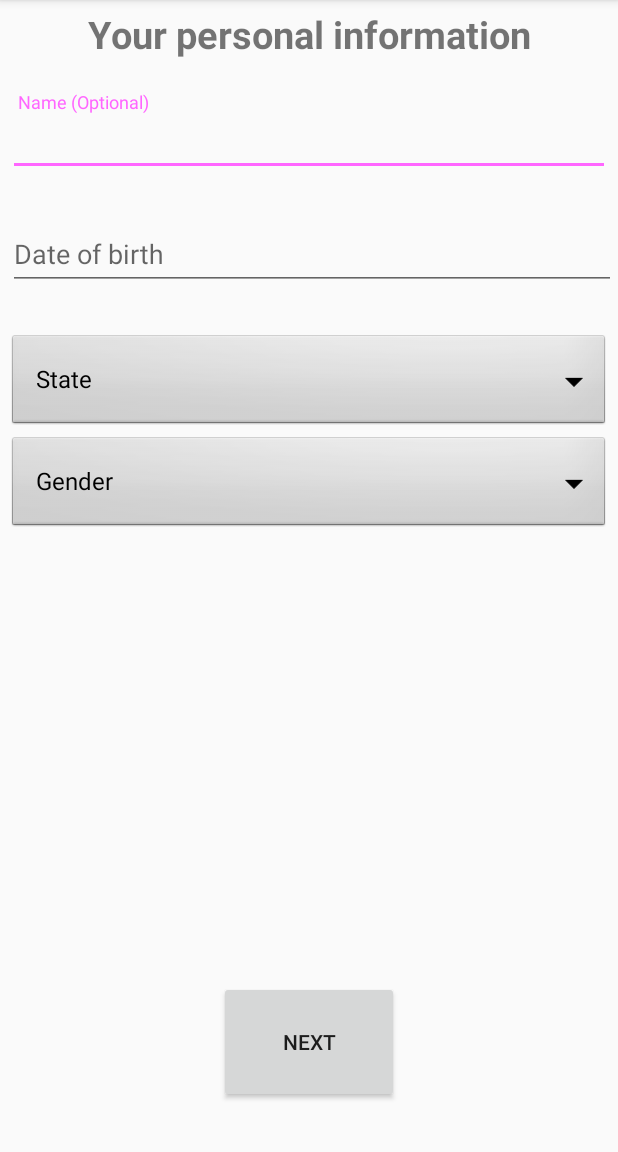
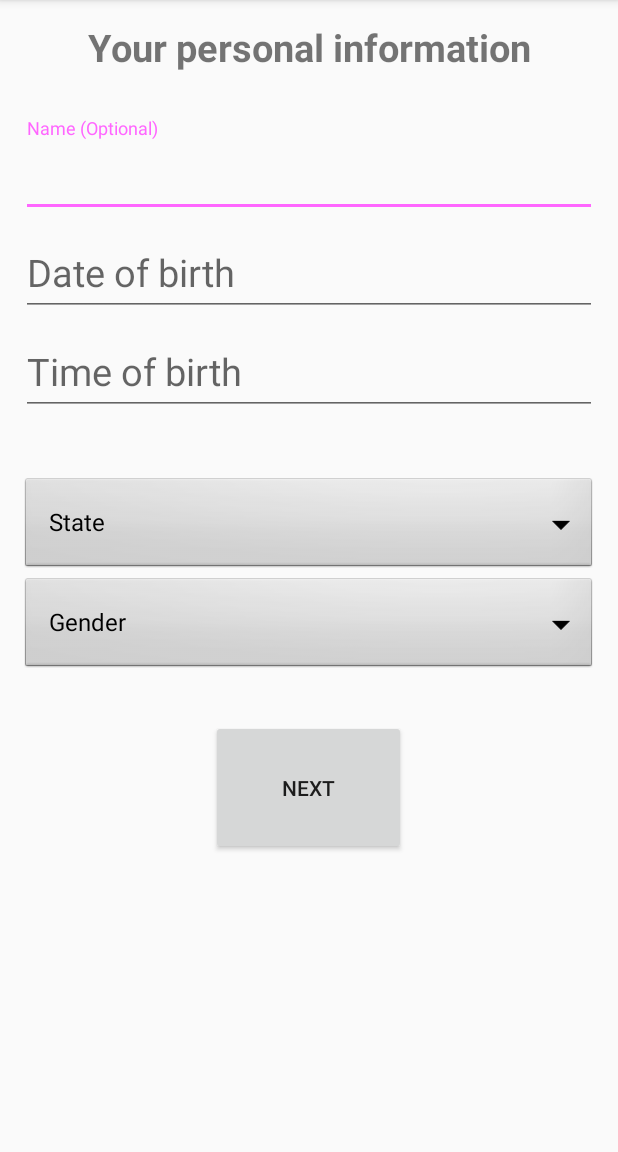
Before and after one commit to Jugendhackt/depressionApp, an Android app: the screen it shows after launch (StartActivity), after a tap on "NEXT", on a phone screen of 412 x 824 dp, the part 84-1236 px from its top. Run offline under Robolectric (Android 15) with nearby library versions, the phone set to English and light mode, and no system bars.

Commit message:
Date Picker updated; Activitys Layout changed

```diff
--- a/app/build.gradle
+++ b/app/build.gradle
@@ -26,4 +26,5 @@ dependencies {
     androidTestImplementation 'com.android.support.test:runner:1.0.2'
     androidTestImplementation 'com.android.support.test.espresso:espresso-core:3.0.2'
     implementation 'com.android.support:design:28.0.0'
+    implementation 'com.android.support:preference-v7:28.0.0'
 }
--- a/app/src/main/AndroidManifest.xml
+++ b/app/src/main/AndroidManifest.xml
@@ -22,14 +22,12 @@
 
         <activity
             android:name=".MainActivity"
-            android:screenOrientation="portrait"
-            android:parentActivityName=".ChoosingActivity">
+            android:screenOrientation="portrait">
         </activity>
 
         <activity
             android:name=".ChoosingActivity"
-            android:screenOrientation="portrait"
-            android:parentActivityName=".StartActivity">
+            android:screenOrientation="portrait">
         </activity>
 
 
--- a/app/src/main/java/de/jugendhackt/depressionapp/StartActivity.java
+++ b/app/src/main/java/de/jugendhackt/depressionapp/StartActivity.java
@@ -1,14 +1,11 @@
 package de.jugendhackt.depressionapp;
 
-import android.app.AlertDialog;
 import android.app.DatePickerDialog;
 import android.app.TimePickerDialog;
 import android.content.Intent;
 import android.content.SharedPreferences;
-import android.support.v4.app.DialogFragment;
 import android.support.v7.app.AppCompatActivity;
 import android.os.Bundle;
-import android.view.MotionEvent;
 import android.view.View;
 import android.widget.ArrayAdapter;
 import android.widget.DatePicker;
@@ -18,12 +15,14 @@ import android.widget.TextView;
 import android.widget.TimePicker;
 import android.widget.Toast;
 
-import java.text.DateFormat;
 import java.util.Calendar;
 
 public class StartActivity extends AppCompatActivity implements DatePickerDialog.OnDateSetListener, TimePickerDialog.OnTimeSetListener {
 
-    TextView dateTextView;
+    EditText dateEditText;
+    EditText timeEditText;
+
+
     int day, month, year, hour, minute;
     int yearFinal, monthFinal, dayFinal, hourFinal, minuteFinal;
 
@@ -34,15 +33,12 @@ public class StartActivity extends AppCompatActivity implements DatePickerDialog
         //sets sex
         super.onCreate(savedInstanceState);
         setContentView(R.layout.activity_start);
-        Spinner dropdown = findViewById(R.id.spinner);
-        String[] items = new String[]{"Gender", "Male", "Female"};
-        ArrayAdapter<String> adapter = new ArrayAdapter<>(this, android.R.layout.simple_spinner_dropdown_item, items);
-        dropdown.setAdapter(adapter);
 
-        dateTextView = findViewById(R.id.dateOfBirthET);
+        dateEditText = findViewById(R.id.dateOfBirthET);
+        timeEditText = findViewById(R.id.timeOfBirthET);
 
 
-        Spinner dropdown1 = findViewById(R.id.spinner1);
+        Spinner dropdown1 = findViewById(R.id.stateSpinner);
 
         //array with regions of residence (German)
         String[] items1 = new String[]{
@@ -53,20 +49,32 @@ public class StartActivity extends AppCompatActivity implements DatePickerDialog
         dropdown1.setAdapter(adapter1);
 
 
-        EditText dateOfBirthEditText = findViewById(R.id.dateOfBirthET);
+        //array with genders
+        Spinner dropdown = findViewById(R.id.genderSpinner);
+        String[] items = new String[]{"Gender", "Male", "Female"};
+        ArrayAdapter<String> adapter = new ArrayAdapter<>(this, android.R.layout.simple_spinner_dropdown_item, items);
+        dropdown.setAdapter(adapter);
 
 
+
+        EditText dateOfBirthEditText = findViewById(R.id.dateOfBirthET);
 
         dateOfBirthEditText.setOnClickListener(new View.OnClickListener() {
             @Override
             public void onClick(View v) {
 
 
-
+                if (year == 0) {
                     Calendar c = Calendar.getInstance();
                     year = c.get(Calendar.YEAR);
                     month = c.get(Calendar.MONTH);
                     day = c.get(Calendar.DAY_OF_MONTH);
+
+                } else {
+                    year = yearFinal;
+                    month = monthFinal - 1;
+                    day = dayFinal;
+                }
 
                 DatePickerDialog datePickerDialog = new DatePickerDialog(StartActivity.this, StartActivity.this, year, month, day);
 
@@ -74,20 +82,59 @@ public class StartActivity extends AppCompatActivity implements DatePickerDialog
                 datePicker.setCalendarViewShown(false);
 
                 datePickerDialog.show();
+
+
+            }
+        });
+
+
+        EditText timeOfBirthEditText = findViewById(R.id.timeOfBirthET);
+
+        timeOfBirthEditText.setOnClickListener(new View.OnClickListener() {
+            @Override
+            public void onClick(View v) {
+
+                if (hour == 0) {
+                    Calendar c = Calendar.getInstance();
+                    hour = c.get(Calendar.HOUR_OF_DAY);
+                    minute = c.get(Calendar.MINUTE);
+                } else {
+                    hour = hourFinal;
+                    minute = minuteFinal;
+                }
+
+
+                TimePickerDialog timePickerDialog = new TimePickerDialog(StartActivity.this, StartActivity.this, hour, minute, true);
+                timePickerDialog.show();
             }
         });
 
 
     }
+
+
+
         //what happens when you click a button
     public void onClickBtn(View v)
     {
 
-        TextView nameTextView = findViewById(R.id.Name);
-        Spinner stateSpinner = findViewById(R.id.spinner);
-        Spinner genderSpinner = findViewById(R.id.spinner1);
+        TextView nameTextView = findViewById(R.id.userNameET);
+        Spinner stateSpinner = findViewById(R.id.stateSpinner);
+        Spinner genderSpinner = findViewById(R.id.genderSpinner);
 
-        if(!(dateTextView.getText().toString().trim().length() < 1)) {
+        Calendar c = Calendar.getInstance();
+        c.set(c.get(Calendar.YEAR), c.get(Calendar.MONTH) + 1, c.get(Calendar.DAY_OF_MONTH), c.get(Calendar.HOUR_OF_DAY), c.get(Calendar.MINUTE));
+
+
+        Calendar birthday = Calendar.getInstance();
+
+        birthday.set(yearFinal, monthFinal, dayFinal, hourFinal, minuteFinal);
+
+
+
+        if(!(dateEditText.getText().toString().trim().length() < 1) && !(timeEditText.getText().toString().trim().length() < 1)) {
+
+            if(c.after(birthday)) {
 
                 //accesses information shared amongst all classes
                 SharedPreferences pref = getApplicationContext().getSharedPreferences("Preferences", 0);
@@ -99,7 +146,6 @@ public class StartActivity extends AppCompatActivity implements DatePickerDialog
                 } else {
                     editor.putString("Name", nameTextView.getText().toString());
                 }
-
 
 
                 // editor.putString("birthday", dateTextView.getText().toString());
@@ -115,6 +161,10 @@ public class StartActivity extends AppCompatActivity implements DatePickerDialog
                 startActivity(intent);
 
             } else {
+                Toast.makeText(getApplicationContext(), "Please enter your right date of birth", Toast.LENGTH_SHORT).show();
+            }
+
+        } else {
             Toast.makeText(getApplicationContext(), "Please enter your date of birth", Toast.LENGTH_SHORT).show();
         }
     }
@@ -126,14 +176,21 @@ public class StartActivity extends AppCompatActivity implements DatePickerDialog
         monthFinal = i2 + 1;
         dayFinal = i3;
 
-        Calendar c = Calendar.getInstance();
-        hour = c.get(Calendar.HOUR_OF_DAY);
-        minute = c.get(Calendar.MINUTE);
+        String monthFinalString = String.valueOf(monthFinal);
+        String dayFinalString = String.valueOf(dayFinal);
+
+        if (monthFinal < 10) {
+            monthFinalString = addZeroToTheBeginning(monthFinal);
+        }
+
+        if (dayFinal < 10) {
+            dayFinalString = addZeroToTheBeginning(dayFinal);
+        }
+
+        dateEditText.setText(dayFinalString + "." + monthFinalString + "." + String.valueOf(yearFinal));
 
 
 
-        TimePickerDialog timePickerDialog = new TimePickerDialog(StartActivity.this, StartActivity.this, hour, minute, true);
-        timePickerDialog.show();
 
     }
 
@@ -145,17 +202,6 @@ public class StartActivity extends AppCompatActivity implements DatePickerDialog
         String hourFinalString = String.valueOf(hourFinal);
         String minuteFinalString = String.valueOf(minuteFinal);
 
-        String monthFinalString = String.valueOf(monthFinal);
-        String dayFinalString = String.valueOf(dayFinal);
-
-
-        if (monthFinal < 10) {
-            monthFinalString = addZeroToTheBeginning(monthFinal);
-        }
-
-        if (dayFinal < 10) {
-            dayFinalString = addZeroToTheBeginning(dayFinal);
-        }
 
         if (hourFinal < 10) {
             hourFinalString = addZeroToTheBeginning(hourFinal);
@@ -165,7 +211,7 @@ public class StartActivity extends AppCompatActivity implements DatePickerDialog
             minuteFinalString = addZeroToTheBeginning(minuteFinal);
         }
 
-        dateTextView.setText(dayFinalString + "." + monthFinalString + "." + String.valueOf(yearFinal) + " " + hourFinalString + ":" + minuteFinalString);
+        timeEditText.setText(hourFinalString + ":" + minuteFinalString);
 
     }
 
--- a/app/src/main/res/layout/activity_start.xml
+++ b/app/src/main/res/layout/activity_start.xml
@@ -1,111 +1,125 @@
 <?xml version="1.0" encoding="utf-8"?>
-<RelativeLayout xmlns:android="http://schemas.android.com/apk/res/android"
-    xmlns:app="http://schemas.android.com/apk/res-auto"
-    xmlns:tools="http://schemas.android.com/tools"
-    android:layout_width="match_parent" android:layout_height="match_parent"
-    android:layout_margin="5sp"
-    >
+<ScrollView xmlns:android="http://schemas.android.com/apk/res/android"
+    android:layout_width="fill_parent"
+    android:layout_height="fill_parent" >
 
-    <Spinner
-        android:id="@+id/spinner"
-        android:layout_width="wrap_content"
-        android:layout_height="wrap_content"
-        android:layout_alignParentStart="true"
-        android:layout_alignParentTop="true"
-        android:layout_alignParentEnd="true"
-        android:layout_marginStart="0dp"
-        android:layout_marginTop="284dp"
-        android:layout_marginEnd="0dp"
-        android:background="@android:drawable/btn_dropdown"
-        android:spinnerMode="dropdown" />
-
-    <android.support.design.widget.TextInputLayout
+    <LinearLayout
         android:layout_width="match_parent"
         android:layout_height="wrap_content"
-        android:layout_alignParentStart="true"
-        android:layout_alignParentTop="true"
-        android:layout_marginStart="39dp"
-        android:layout_marginTop="42dp">
+        android:layout_margin="14dp"
+        android:orientation="vertical">
 
-    </android.support.design.widget.TextInputLayout>
-
-    <Spinner
-        android:id="@+id/spinner1"
-        android:layout_width="wrap_content"
-        android:layout_height="wrap_content"
-        android:layout_alignParentStart="true"
-        android:layout_alignParentTop="true"
-        android:layout_alignParentEnd="true"
-        android:layout_marginStart="0dp"
-        android:layout_marginTop="216dp"
-        android:layout_marginEnd="0dp"
-        android:background="@android:drawable/btn_dropdown"
-        android:spinnerMode="dropdown" />
-
-    <android.support.design.widget.TextInputLayout
-        android:id="@+id/Alter"
-        android:layout_width="match_parent"
-        android:layout_height="wrap_content"
-        android:layout_alignParentTop="true"
-        android:layout_marginTop="122dp">
-
-    </android.support.design.widget.TextInputLayout>
-
-    <android.support.design.widget.TextInputLayout
-        android:layout_width="match_parent"
-        android:layout_height="wrap_content"
-        android:layout_alignParentStart="true"
-        android:layout_alignParentTop="true"
-        android:layout_marginTop="56dp">
-
-        <android.support.design.widget.TextInputEditText
-            android:id="@+id/Name"
+        <TextView
             android:layout_width="match_parent"
             android:layout_height="wrap_content"
-            android:hint=" Name (Optional)"
-            android:inputType="textNoSuggestions" />
-    </android.support.design.widget.TextInputLayout>
+            android:text="Your personal information"
+            android:textAlignment="center"
+            android:textSize="25sp"
+            android:textStyle="bold" />
 
-    <android.support.design.widget.TextInputLayout
-        android:id="@+id/bday"
-        android:layout_width="match_parent"
-        android:layout_height="wrap_content"
-        android:layout_alignParentTop="true"
-        android:layout_marginTop="132dp"
-        android:layout_marginEnd="-39dp">
-
-        <android.support.design.widget.TextInputEditText
-            android:id="@+id/dateOfBirthET"
+        <LinearLayout
             android:layout_width="match_parent"
             android:layout_height="wrap_content"
-            android:clickable="true"
-            android:hint="Date of birth"
-            android:focusable="false"
-            android:inputType="text" />
-    </android.support.design.widget.TextInputLayout>
+            android:layout_marginTop="30sp"
+            android:layout_marginBottom="30sp"
+            android:orientation="vertical">
+
+            <android.support.design.widget.TextInputLayout
+                android:layout_width="match_parent"
+                android:layout_height="wrap_content">
+
+                <EditText
+                    android:id="@+id/userNameET"
+                    android:layout_width="match_parent"
+                    android:layout_height="wrap_content"
+                    android:ems="10"
+                    android:hint="Name (Optional)"
+                    android:inputType="textPersonName"
+                    android:textSize="25sp"
+                    />
+
+            </android.support.design.widget.TextInputLayout>
 
 
 
-    <Button
-        android:id="@+id/button2"
-        android:layout_width="120dp"
-        android:layout_height="81dp"
-        android:layout_alignParentBottom="true"
-        android:layout_centerHorizontal="true"
-        android:layout_marginBottom="27dp"
-        android:onClick="onClickBtn"
-        android:text="Next" />
+            <android.support.design.widget.TextInputLayout
+                android:layout_width="match_parent"
+                android:layout_height="wrap_content">
 
-    <TextView
-        android:id="@+id/textView"
-        android:layout_width="match_parent"
-        android:layout_height="42dp"
-        android:layout_centerHorizontal="true"
-        android:layout_marginBottom="-42dp"
-        android:autoSizePresetSizes="30sp"
-        android:text="Your personal information"
-        android:textAlignment="center"
-        android:textSize="25sp"
-        android:textStyle="bold" />
+                <EditText
+                    android:id="@+id/dateOfBirthET"
+                    android:layout_width="match_parent"
+                    android:layout_height="wrap_content"
+                    android:clickable="true"
+                    android:ems="10"
+                    android:focusable="false"
+                    android:hint="Date of birth"
+                    android:inputType="textPersonName"
+                    android:textSize="25sp"/>
 
-</RelativeLayout>
+            </android.support.design.widget.TextInputLayout>
+
+
+
+            <android.support.design.widget.TextInputLayout
+                android:layout_width="match_parent"
+                android:layout_height="wrap_content">
+
+                <EditText
+                    android:id="@+id/timeOfBirthET"
+                    android:layout_width="match_parent"
+                    android:layout_height="wrap_content"
+                    android:clickable="true"
+                    android:ems="10"
+                    android:focusable="false"
+                    android:hint="Time of birth"
+                    android:inputType="textPersonName"
+                    android:textSize="25sp"/>
+
+            </android.support.design.widget.TextInputLayout>
+
+
+
+        </LinearLayout>
+
+
+        <LinearLayout
+            android:layout_width="match_parent"
+            android:layout_height="wrap_content"
+            android:layout_marginTop="10sp"
+            android:layout_marginBottom="10sp"
+            android:orientation="vertical">
+
+
+            <Spinner
+                android:id="@+id/stateSpinner"
+                android:layout_width="match_parent"
+                android:layout_height="wrap_content"
+                android:background="@android:drawable/btn_dropdown"
+                android:spinnerMode="dropdown"/>
+
+
+            <Spinner
+                android:id="@+id/genderSpinner"
+                android:layout_width="match_parent"
+                android:layout_height="wrap_content"
+                android:background="@android:drawable/btn_dropdown"
+                android:spinnerMode="dropdown"/>
+
+        </LinearLayout>
+
+        <Button
+            android:id="@+id/nextButton"
+            android:layout_marginTop="20sp"
+            android:layout_width="130dp"
+            android:layout_height="90dp"
+            android:layout_alignParentBottom="true"
+            android:layout_gravity="center"
+            android:layout_marginBottom="27dp"
+            android:onClick="onClickBtn"
+            android:text="Next" />
+
+
+    </LinearLayout>
+
+</ScrollView>
```
Also changed, not shown: app/src/main/res/layout/choosing_activity.xml (+41 -54 lines). Lines whose indentation alone changed are shown as unchanged.
